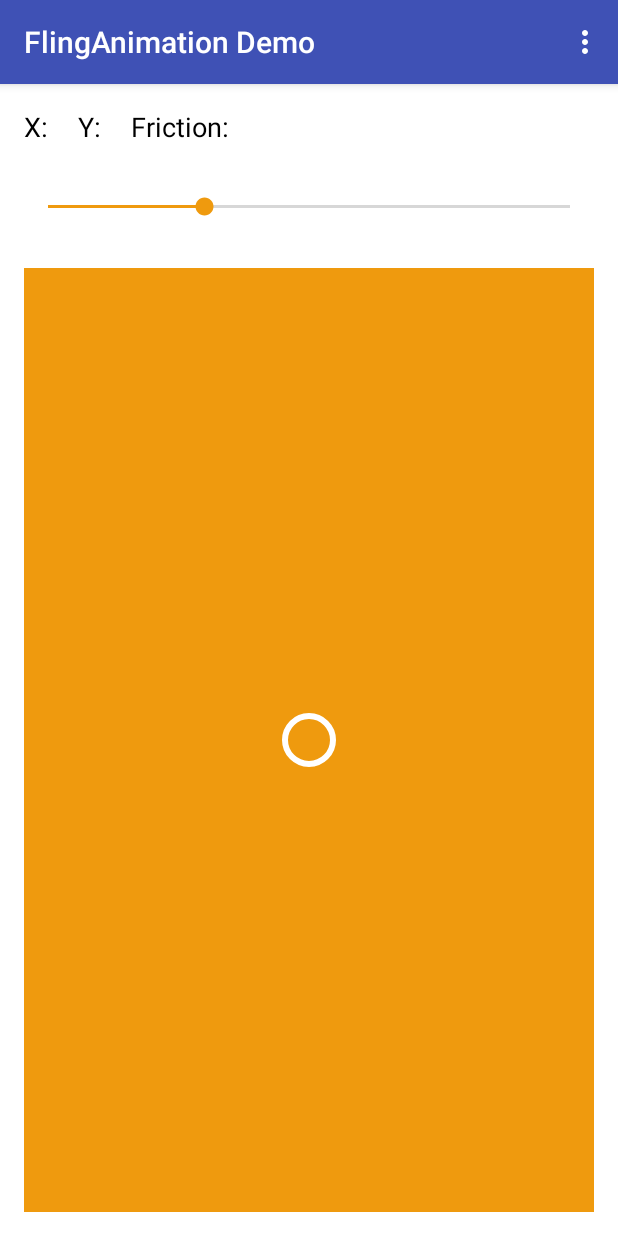
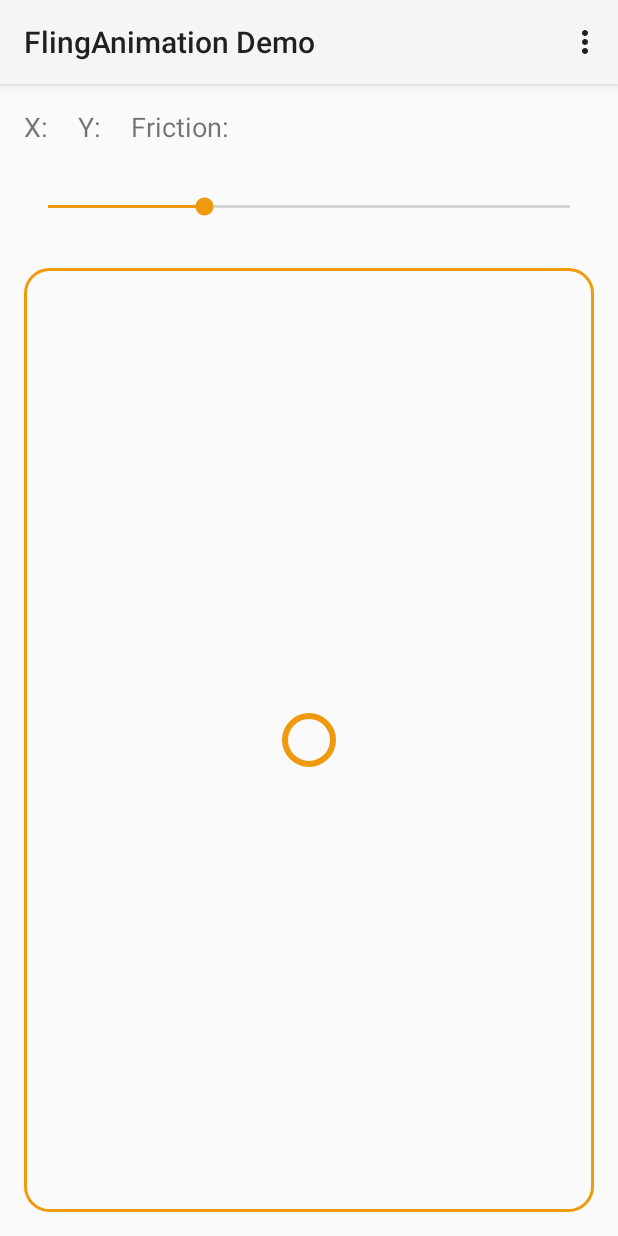
Before and after one commit to simonnorberg/fling-animation-demo, an Android app: the screen it shows after launch (MainActivity), on a phone screen of 412 x 824 dp. Run offline under Robolectric (Android 15) with nearby library versions, the phone set to English and light mode, and no system bars; our stand-ins replace RxJava; libraries missing offline, so code that uses them is left out: com.google.android.gms, com.jakewharton.rxbinding3; 3 statements that could not run were skipped.

Commit message:
Update to SDK 29

```diff
--- a/app/build.gradle
+++ b/app/build.gradle
@@ -7,17 +7,19 @@ apply plugin: 'com.github.triplet.play'
 play {
     track = 'internal'
     resolutionStrategy = 'ignore'
+    defaultToAppBundles = true
     serviceAccountCredentials = rootProject.file('signing/play-account.json')
 }
 
 android {
     compileSdkVersion versions.compile_sdk
+    buildToolsVersion versions.build_tools
     defaultConfig {
         applicationId 'net.simno.flinganimationdemo'
         minSdkVersion versions.min_sdk
         targetSdkVersion versions.target_sdk
-        versionCode 21
-        versionName '1.4'
+        versionCode 22
+        versionName '1.5'
     }
     signingConfigs {
         release {
--- a/app/src/main/java/net/simno/flinganimationdemo/CircleView.kt
+++ b/app/src/main/java/net/simno/flinganimationdemo/CircleView.kt
@@ -3,13 +3,13 @@ package net.simno.flinganimationdemo
 import android.annotation.SuppressLint
 import android.content.Context
 import android.graphics.Canvas
-import android.graphics.Color
 import android.graphics.Paint
 import android.graphics.PointF
 import android.util.AttributeSet
 import android.view.MotionEvent
 import android.view.VelocityTracker
 import android.view.View
+import androidx.core.content.ContextCompat
 import androidx.dynamicanimation.animation.DynamicAnimation
 import androidx.dynamicanimation.animation.DynamicAnimation.OnAnimationEndListener
 import androidx.dynamicanimation.animation.DynamicAnimation.OnAnimationUpdateListener
@@ -49,7 +49,7 @@ class CircleView @JvmOverloads constructor(
 
     private val paint = Paint(Paint.ANTI_ALIAS_FLAG).apply {
         style = Paint.Style.STROKE
-        color = Color.WHITE
+        color = ContextCompat.getColor(context, R.color.colorAccent)
         strokeWidth = circleStrokeWidth
     }
 
--- a/app/src/main/java/net/simno/flinganimationdemo/CircleViewObservable.kt
+++ b/app/src/main/java/net/simno/flinganimationdemo/CircleViewObservable.kt
@@ -16,7 +16,7 @@ private class CircleViewObservable(
 ) : Observable<PointF>() {
 
     override fun subscribeActual(observer: Observer<in PointF>) {
-        if (!checkMainThread(observer)) {
+        if (!verifyMainThread(observer)) {
             return
         }
         val listener = Listener(view, observer)
--- /dev/null
+++ b/app/src/main/res/drawable/border_background.xml
@@ -0,0 +1,11 @@
+<?xml version="1.0" encoding="utf-8"?>
+<shape xmlns:android="http://schemas.android.com/apk/res/android"
+    android:shape="rectangle">
+
+    <stroke
+        android:width="2dp"
+        android:color="@color/colorAccent" />
+
+    <corners android:radius="@dimen/circle_radius" />
+
+</shape>
--- a/app/src/main/res/layout-land/activity_main.xml
+++ b/app/src/main/res/layout-land/activity_main.xml
@@ -1,6 +1,5 @@
 <?xml version="1.0" encoding="utf-8"?>
-<androidx.constraintlayout.widget.ConstraintLayout
-    xmlns:android="http://schemas.android.com/apk/res/android"
+<androidx.constraintlayout.widget.ConstraintLayout xmlns:android="http://schemas.android.com/apk/res/android"
     xmlns:app="http://schemas.android.com/apk/res-auto"
     xmlns:tools="http://schemas.android.com/tools"
     android:layout_width="match_parent"
@@ -77,7 +76,7 @@
         android:layout_height="0dp"
         android:layout_marginStart="16dp"
         android:layout_marginLeft="16dp"
-        android:background="@color/colorAccent"
+        android:background="@drawable/border_background"
         app:layout_constraintBottom_toBottomOf="parent"
         app:layout_constraintLeft_toRightOf="@id/frictionSeekBar"
         app:layout_constraintRight_toRightOf="parent"
--- a/app/src/main/res/layout/activity_main.xml
+++ b/app/src/main/res/layout/activity_main.xml
@@ -1,6 +1,5 @@
 <?xml version="1.0" encoding="utf-8"?>
-<androidx.constraintlayout.widget.ConstraintLayout
-    xmlns:android="http://schemas.android.com/apk/res/android"
+<androidx.constraintlayout.widget.ConstraintLayout xmlns:android="http://schemas.android.com/apk/res/android"
     xmlns:app="http://schemas.android.com/apk/res-auto"
     xmlns:tools="http://schemas.android.com/tools"
     android:layout_width="match_parent"
@@ -80,7 +79,7 @@
         android:id="@+id/circleView"
         android:layout_width="0dp"
         android:layout_height="0dp"
-        android:background="@color/colorAccent"
+        android:background="@drawable/border_background"
         app:layout_constraintBottom_toBottomOf="parent"
         app:layout_constraintLeft_toLeftOf="parent"
         app:layout_constraintRight_toRightOf="parent"
--- a/app/src/main/res/values/colors.xml
+++ b/app/src/main/res/values/colors.xml
@@ -1,6 +1,4 @@
 <?xml version="1.0" encoding="utf-8"?>
 <resources>
-    <color name="colorPrimary">#3f51b5</color>
-    <color name="colorPrimaryDark">#303f9f</color>
     <color name="colorAccent">#ef9a0e</color>
 </resources>
--- a/app/src/main/res/values/styles.xml
+++ b/app/src/main/res/values/styles.xml
@@ -1,11 +1,11 @@
 <?xml version="1.0" encoding="utf-8"?>
 <resources>
-    <style name="AppTheme" parent="Theme.AppCompat.Light.DarkActionBar">
-        <item name="colorPrimary">@color/colorPrimary</item>
-        <item name="colorPrimaryDark">@color/colorPrimaryDark</item>
+
+    <style name="AppTheme" parent="Theme.AppCompat.DayNight" />
+
+    <style name="MainTheme" parent="AppTheme">
         <item name="colorAccent">@color/colorAccent</item>
-        <item name="android:windowBackground">@android:color/white</item>
-        <item name="android:textColor">@android:color/black</item>
         <item name="android:textSize">@dimen/text_size</item>
     </style>
+
 </resources>
```
Also changed, not shown: app/src/main/AndroidManifest.xml (+11 -3 lines), app/src/main/java/net/simno/flinganimationdemo/MainActivity.kt (+7 -12 lines), app/src/main/java/net/simno/flinganimationdemo/MainThread.kt (+8 -7 lines), build.gradle (+23 -22 lines), gradle.properties (+8 -0 lines), gradle/wrapper/gradle-wrapper.properties, 3 other files.
